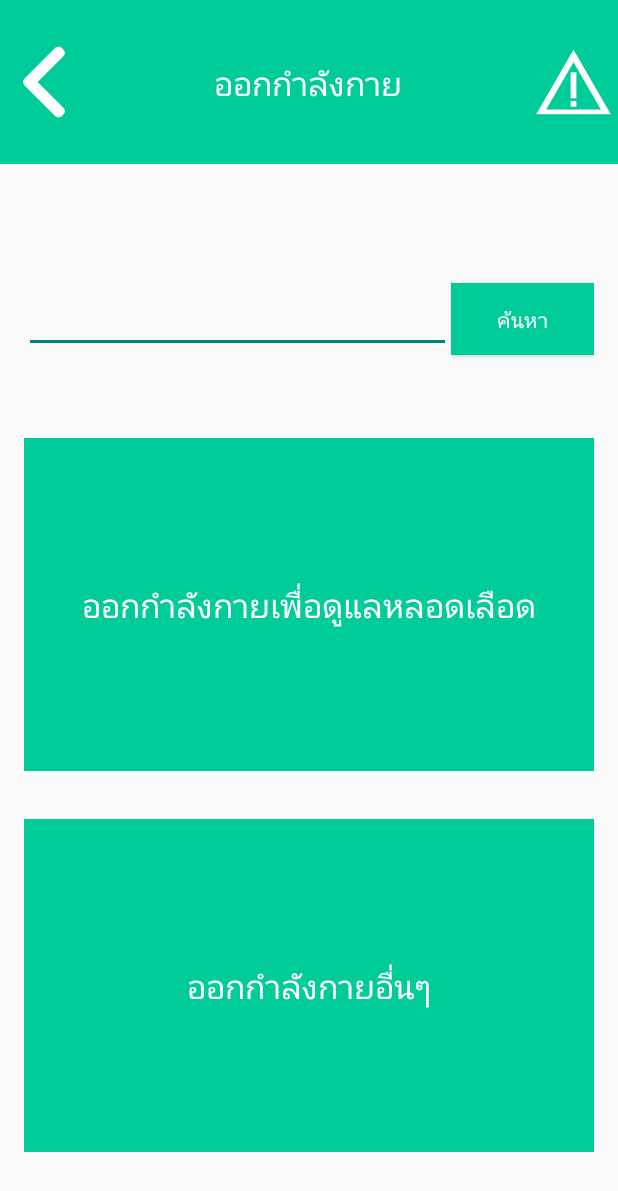
After one commit to pangddk/ProjectApp, an Android app: the ExerciseActivity screen opened directly, with no data from a screen before it, on a phone screen of 412 x 824 dp. The commit adds this screen. Shown: the top 1191 px of the screen. Run offline under Robolectric (Android 15) with nearby library versions, the phone set to English and light mode, and no system bars.

Commit message:
เพิ่มส่วนออกกำลังกาย

```diff
--- a/app/src/main/AndroidManifest.xml
+++ b/app/src/main/AndroidManifest.xml
@@ -15,6 +15,9 @@
                 <category android:name="android.intent.category.LAUNCHER" />
             </intent-filter>
         </activity>
+        <activity android:name=".InformationActivity" />
+        <activity android:name=".ExerciseActivity" />
+        <activity android:name=".OtherExerciseActivity"></activity>
     </application>
 
 </manifest>
--- /dev/null
+++ b/app/src/main/java/com/example/projectapp/ExerciseActivity.java
@@ -0,0 +1,40 @@
+package com.example.projectapp;
+
+import android.content.Intent;
+import android.support.v7.app.AppCompatActivity;
+import android.os.Bundle;
+import android.view.View;
+import android.widget.Button;
+import android.widget.ImageButton;
+
+public class ExerciseActivity extends AppCompatActivity {
+
+    private ImageButton btn_back;
+    private Button btn_otherExer;
+
+    @Override
+    protected void onCreate(Bundle savedInstanceState) {
+        super.onCreate(savedInstanceState);
+        setContentView(R.layout.activity_exercise);
+
+        //Button back to Main
+        btn_back = (ImageButton)findViewById(R.id.btn_back);
+        btn_back.setOnClickListener(new View.OnClickListener() {
+            @Override
+            public void onClick(View v) {
+                Intent intent = new Intent(ExerciseActivity.this, MainActivity.class);
+                startActivity(intent);
+            }
+        });
+
+        //Button to Other exercises
+        btn_otherExer = (Button)findViewById(R.id.btn_otherExer);
+        btn_otherExer.setOnClickListener(new View.OnClickListener() {
+            @Override
+            public void onClick(View v) {
+                Intent intent = new Intent(ExerciseActivity.this, OtherExerciseActivity.class);
+                startActivity(intent);
+            }
+        });
+    }
+}
--- /dev/null
+++ b/app/src/main/res/layout/activity_exercise.xml
@@ -0,0 +1,123 @@
+<?xml version="1.0" encoding="utf-8"?>
+<LinearLayout xmlns:android="http://schemas.android.com/apk/res/android"
+    android:orientation="vertical" android:layout_width="match_parent"
+    android:layout_height="match_parent">
+    <LinearLayout
+        android:id="@+id/main_layout"
+        android:layout_width="match_parent"
+        android:layout_height="match_parent"
+        android:orientation="vertical"
+        android:weightSum="15" >
+        <LinearLayout
+            android:id="@+id/bar"
+            android:layout_width="match_parent"
+            android:layout_height="0dp"
+            android:layout_weight="2"
+            android:background="#00CC99"
+            android:orientation="horizontal"
+            android:weightSum="14">
+
+            <ImageButton
+                android:id="@+id/btn_back"
+                android:layout_width="0dp"
+                android:layout_height="wrap_content"
+                android:layout_weight="2"
+                android:src="@drawable/back"
+                android:scaleType="fitCenter"
+                android:textAlignment="center"
+                android:background="@null"
+                />
+
+            <TextView
+                android:layout_width="0dp"
+                android:layout_height="match_parent"
+                android:textAppearance="?android:attr/textAppearanceLarge"
+                android:layout_weight="10"
+                android:text="ออกกำลังกาย"
+                android:textColor="#FFFFFF"
+                android:gravity="center"/>
+
+            <ImageButton
+                android:id="@+id/btn_Emergency"
+                android:layout_width="0dp"
+                android:layout_height="wrap_content"
+                android:layout_weight="2"
+                android:src="@drawable/emer_menu"
+                android:scaleType="fitCenter"
+                android:textAlignment="center"
+                android:background="@null"
+                android:clickable="true"/>
+
+        </LinearLayout>
+
+        <LinearLayout
+            android:id="@+id/menu"
+            android:layout_width="match_parent"
+            android:layout_height="0dp"
+            android:layout_weight="13"
+            android:orientation="vertical"
+            android:paddingTop="40dp"
+            android:paddingBottom="40dp"
+            android:paddingLeft="@dimen/activity_horizontal_margin"
+            android:paddingRight="@dimen/activity_horizontal_margin"
+            android:weightSum="10">
+            <LinearLayout
+                android:layout_width="match_parent"
+                android:layout_height="0dp"
+                android:layout_weight="2"
+                android:weightSum="4"
+                android:orientation="horizontal"
+                android:gravity="center">
+
+                <EditText
+                    android:layout_width="0dp"
+                    android:layout_height="wrap_content"
+                    android:layout_weight="3"
+                    android:id="@+id/txtf_exerSearch" />
+
+                <Button
+                    android:id="@+id/btn_searchExer"
+                    android:layout_width="0dp"
+                    android:layout_height="wrap_content"
+                    android:text="ค้นหา"
+                    android:textColor="#FFFFFF"
+                    android:layout_weight="1"
+                    android:background="#00CC99"/>
+
+            </LinearLayout>
+            <LinearLayout
+                android:layout_width="match_parent"
+                android:layout_height="0dp"
+                android:layout_weight="4"
+                android:paddingTop="@dimen/activity_horizontal_margin"
+                android:paddingBottom="@dimen/activity_horizontal_margin">
+
+                <Button
+                    android:id="@+id/btn_hemoExer"
+                    android:layout_width="match_parent"
+                    android:layout_height="match_parent"
+                    android:text="ออกกำลังกายเพื่อดูแลหลอดเลือด"
+                    android:textAppearance="?android:attr/textAppearanceLarge"
+                    android:textColor="#FFFFFF"
+                    android:background="#00CC99"/>
+            </LinearLayout>
+            <LinearLayout
+                android:layout_width="match_parent"
+                android:layout_height="0dp"
+                android:layout_weight="4"
+                android:paddingTop="@dimen/activity_horizontal_margin"
+                android:paddingBottom="@dimen/activity_horizontal_margin">
+
+                <Button
+                    android:id="@+id/btn_otherExer"
+                    android:layout_width="match_parent"
+                    android:layout_height="match_parent"
+                    android:text="ออกกำลังกายอื่นๆ"
+                    android:textColor="#FFFFFF"
+                    android:textAppearance="?android:attr/textAppearanceLarge"
+                    android:background="#00CC99"/>
+
+            </LinearLayout>
+        </LinearLayout>
+    </LinearLayout>
+</LinearLayout>
```
Also changed, not shown: app/src/main/java/com/example/projectapp/InformationActivity.java (added, +28 -0 lines), app/src/main/java/com/example/projectapp/MainActivity.java (+28 -2 lines), app/src/main/java/com/example/projectapp/OtherExerciseActivity.java (added, +28 -0 lines), app/src/main/res/layout/activity_information.xml (added, +96 -0 lines), app/src/main/res/layout/activity_other_exercise.xml (added, +140 -0 lines).
